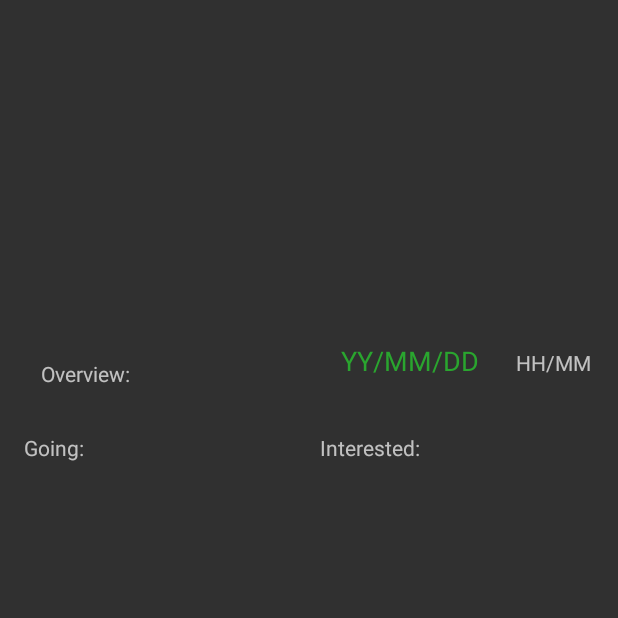
After one commit to edinebunu/Node, an Android app: the EventPageActivity screen opened directly, with no data from a screen before it, on a phone screen of 412 x 824 dp, the top half of it. The commit adds this screen. Run offline under Robolectric (Android 15) with nearby library versions, the phone set to English and light mode, and no system bars; our stand-ins replace Firebase (no records; nobody signed in at launch, a user with empty details on screens opened directly).

Commit message:
RecyclerView basic

```diff
--- /dev/null
+++ b/app/src/main/java/com/example/nodedpit/EventPageActivity.java
@@ -0,0 +1,79 @@
+package com.example.nodedpit;
+
+import android.content.Intent;
+import android.os.Bundle;
+import android.util.Log;
+import android.widget.ImageView;
+import android.widget.TextView;
+
+import androidx.annotation.NonNull;
+import androidx.appcompat.app.AppCompatActivity;
+
+import com.example.nodedpit.Firebsae.Event;
+import com.google.android.gms.tasks.OnCompleteListener;
+import com.google.android.gms.tasks.Task;
+import com.google.firebase.firestore.DocumentReference;
+import com.google.firebase.firestore.DocumentSnapshot;
+import com.google.firebase.firestore.FirebaseFirestore;
+
+import java.io.IOException;
+
+public class EventPageActivity extends AppCompatActivity {
+
+    private static final String TAG = "EventPageActivity";
+    TextView mTitle;
+    TextView mDate;
+    TextView mTime;
+    TextView mDescription;
+
+    ImageView coverImg;
+
+    String mDocumentName;
+
+    @Override
+    protected void onCreate(Bundle savedInstanceState) {
+        super.onCreate(savedInstanceState);
+        setContentView(R.layout.activity_event_page);
+        final Event e = new Event();
+
+        Intent intent = getIntent();
+        mDocumentName = intent.getStringExtra("EventName");
+        final String[] myId = new String[1];
+
+        coverImg =(ImageView) findViewById(R.id.imageView4);
+        mTitle = findViewById(R.id.textView6);
+        mDate = findViewById(R.id.textView9);
+        mDescription = findViewById(R.id.textView8);
+
+        FirebaseFirestore db = FirebaseFirestore.getInstance();
+
+        DocumentReference docRef = db.collection("Events").document(mDocumentName);
+        docRef.get().addOnCompleteListener(new OnCompleteListener<DocumentSnapshot>() {
+            @Override
+            public void onComplete(@NonNull Task<DocumentSnapshot> task) {
+                if (task.isSuccessful()) {
+                    DocumentSnapshot document = task.getResult();
+                    if (document.exists()) {
+
+                        mTitle.setText(document.getString("Name"));
+                        mDescription.setText(document.getString("Description"));
+
+                        try {
+                            e.setCoverImg(document.getString("Name"),coverImg);
+                        } catch (IOException ex) {
+                            ex.printStackTrace();
+                        }
+
+                    } else {
+                        Log.d(TAG, "No such document");
+                    }
+                } else {
+                    Log.d(TAG, "get failed with ", task.getException());
+                }
+            }
+        });
+
+
+
+    }
+}
--- /dev/null
+++ b/app/src/main/res/layout/activity_event_page.xml
@@ -0,0 +1,114 @@
+<?xml version="1.0" encoding="utf-8"?>
+<androidx.constraintlayout.widget.ConstraintLayout xmlns:android="http://schemas.android.com/apk/res/android"
+    xmlns:app="http://schemas.android.com/apk/res-auto"
+    xmlns:tools="http://schemas.android.com/tools"
+    android:layout_width="match_parent"
+    android:layout_height="match_parent"
+    tools:context=".EventPageActivity">
+
+    <androidx.recyclerview.widget.RecyclerView
+        android:id="@+id/recyclerView2"
+        android:layout_width="150dp"
+        android:layout_height="120dp"
+        android:layout_marginTop="32dp"
+        app:layout_constraintEnd_toEndOf="parent"
+        app:layout_constraintHorizontal_bias="0.896"
+        app:layout_constraintStart_toStartOf="parent"
+        app:layout_constraintTop_toBottomOf="@+id/textView8" />
+
+    <ImageView
+        android:id="@+id/imageView4"
+        android:layout_width="0dp"
+        android:layout_height="200dp"
+        android:scaleType="centerCrop"
+        app:layout_constraintEnd_toEndOf="parent"
+        app:layout_constraintStart_toStartOf="parent"
+        app:layout_constraintTop_toTopOf="parent"
+        tools:srcCompat="@tools:sample/backgrounds/scenic" />
+
+    <TextView
+        android:id="@+id/textView6"
+        android:layout_width="wrap_content"
+        android:layout_height="wrap_content"
+        android:layout_marginStart="28dp"
+        android:layout_marginTop="176dp"
+        android:textColor="#FFFFFF"
+        android:textSize="35sp"
+        app:layout_constraintStart_toStartOf="parent"
+        app:layout_constraintTop_toTopOf="@+id/imageView4" />
+
+    <TextView
+        android:id="@+id/textView7"
+        android:layout_width="wrap_content"
+        android:layout_height="wrap_content"
+        android:layout_marginTop="16dp"
+        android:text="Overview:"
+        app:layout_constraintEnd_toEndOf="parent"
+        app:layout_constraintHorizontal_bias="0.077"
+        app:layout_constraintStart_toStartOf="parent"
+        app:layout_constraintTop_toBottomOf="@+id/textView6" />
+
+    <TextView
+        android:id="@+id/textView8"
+        android:layout_width="357dp"
+        android:layout_height="wrap_content"
+        android:layout_marginTop="8dp"
+        android:maxHeight="250dp"
+        android:textSize="10sp"
+        app:layout_constraintEnd_toEndOf="parent"
+        app:layout_constraintStart_toStartOf="parent"
+        app:layout_constraintTop_toBottomOf="@+id/textView7" />
+
+    <TextView
+        android:id="@+id/textView9"
+        android:layout_width="wrap_content"
+        android:layout_height="wrap_content"
+        android:layout_marginTop="28dp"
+        android:text="YY/MM/DD"
+        android:textColor="#2AA52F"
+        android:textSize="18sp"
+        app:layout_constraintEnd_toEndOf="parent"
+        app:layout_constraintHorizontal_bias="0.712"
+        app:layout_constraintStart_toStartOf="parent"
+        app:layout_constraintTop_toBottomOf="@+id/imageView4" />
+
+    <TextView
+        android:id="@+id/textView10"
+        android:layout_width="wrap_content"
+        android:layout_height="wrap_content"
+        android:layout_marginStart="24dp"
+        android:layout_marginTop="32dp"
+        android:text="HH/MM"
+        app:layout_constraintStart_toEndOf="@+id/textView9"
+        app:layout_constraintTop_toBottomOf="@+id/imageView4" />
+
+    <androidx.recyclerview.widget.RecyclerView
+        android:layout_width="150dp"
+        android:layout_height="120dp"
+        android:layout_marginTop="32dp"
+        app:layout_constraintEnd_toEndOf="parent"
+        app:layout_constraintHorizontal_bias="0.103"
+        app:layout_constraintStart_toStartOf="parent"
+        app:layout_constraintTop_toBottomOf="@+id/textView8" />
+
+    <TextView
+        android:id="@+id/textView11"
+        android:layout_width="wrap_content"
+        android:layout_height="wrap_content"
+        android:layout_marginStart="16dp"
+        android:layout_marginTop="8dp"
+        android:text="Going:"
+        app:layout_constraintStart_toStartOf="parent"
+        app:layout_constraintTop_toBottomOf="@+id/textView8" />
+
+    <TextView
+        android:id="@+id/textView12"
+        android:layout_width="wrap_content"
+        android:layout_height="wrap_content"
+        android:layout_marginTop="8dp"
+        android:layout_marginEnd="132dp"
+        android:text="Interested:"
+        app:layout_constraintEnd_toEndOf="parent"
+        app:layout_constraintTop_toBottomOf="@+id/textView8" />
+
+</androidx.constraintlayout.widget.ConstraintLayout>
```
Also changed, not shown: app/src/main/AndroidManifest.xml (+4 -3 lines), app/src/main/java/com/example/nodedpit/CreateEvent.java (+88 -2 lines), app/src/main/java/com/example/nodedpit/Firebsae/Event.java (+37 -1 lines), app/src/main/java/com/example/nodedpit/MainActivity.java (+7 -3 lines), app/src/main/java/com/example/nodedpit/RecyclerViewAdapter.java (+18 -10 lines), app/src/main/res/layout/activity_create_event.xml (+32 -10 lines).
